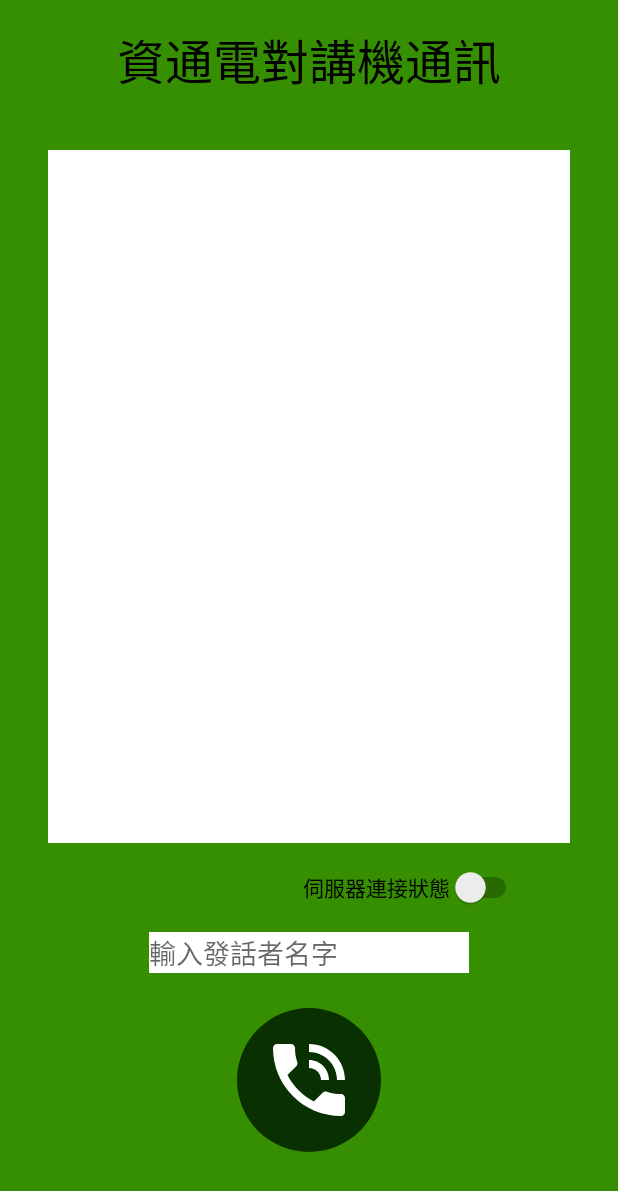
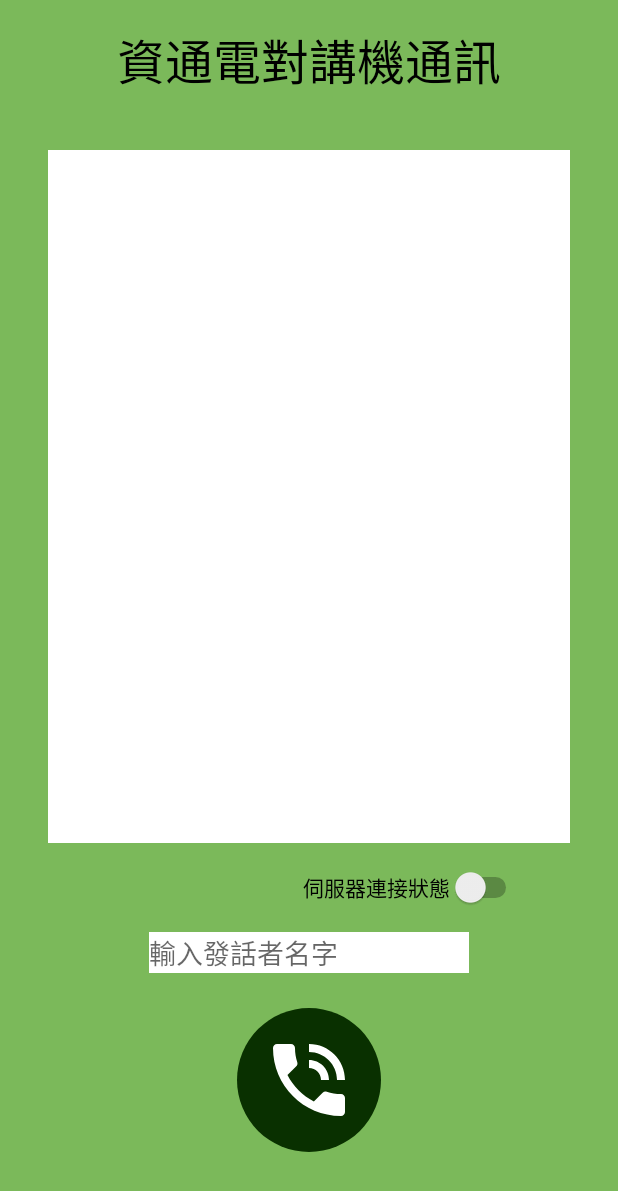
Before and after one commit to kuramu1108/ntc2019-walkietalkie, an Android app: the screen it shows after launch (MainActivity), on a phone screen of 412 x 824 dp. Shown: the top 1191 px of the screen. Run offline under Robolectric (Android 15) with nearby library versions, the phone set to English and light mode, and no system bars; libraries missing offline, so code that uses them is left out: pub.devrel.easypermissions.

Commit message:
update color primary

```diff
--- a/app/src/main/res/values/colors.xml
+++ b/app/src/main/res/values/colors.xml
@@ -1,6 +1,6 @@
 <?xml version="1.0" encoding="utf-8"?>
 <resources>
-    <color name="colorPrimary">#368F01</color>
+    <color name="colorPrimary">#7BB95A</color>
     <color name="colorPrimaryDark">#093000</color>
     <color name="colorAccent">#FF5656</color>
 </resources>
```
